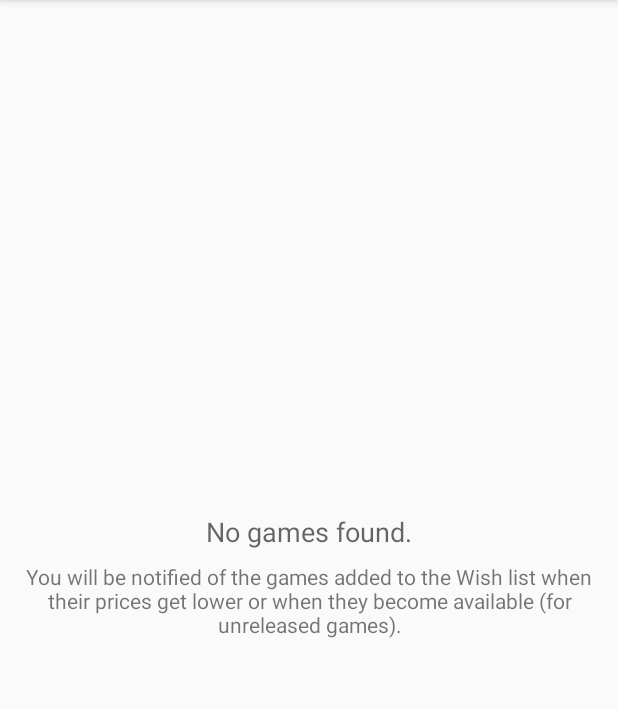
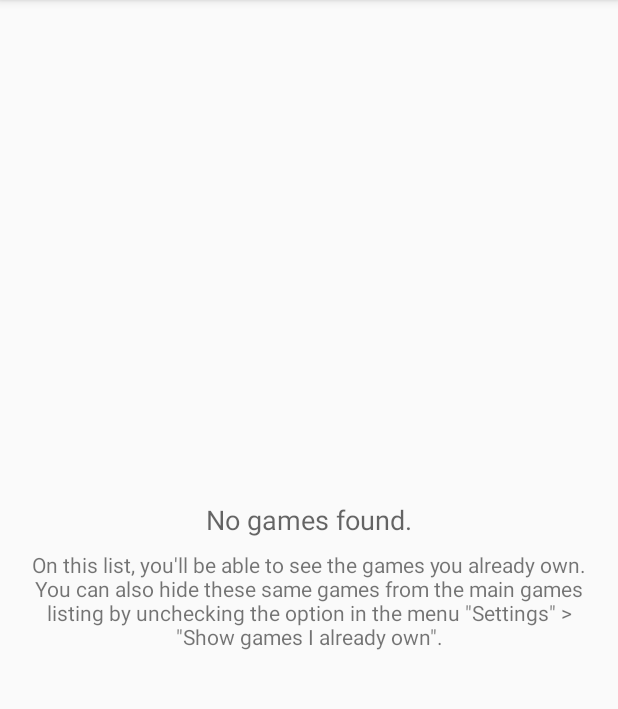
Before and after one commit to cd1/switchhub, an Android app: the fragment MyGamesFragment placed in its activity, on a phone screen of 412 x 824 dp, the part 84-793 px from its top. Run offline under Robolectric (Android 15) with nearby library versions, the phone set to English and light mode, and no system bars; our stand-ins replace Picasso, Room's generated code; pictures from the network do not load.

Commit message:
Use different suggestion for each list fragment when empty
The suggestion used for the three fragments was the same for all of
them, but it pnly made sense for WishListFragment.

Signed-off-by: Crístian Deives <cristiandeives@gmail.com>

```diff
--- a/app/src/main/java/com/gmail/cristiandeives/switchhub/HiddenGamesFragment.kt
+++ b/app/src/main/java/com/gmail/cristiandeives/switchhub/HiddenGamesFragment.kt
@@ -2,4 +2,6 @@ package com.gmail.cristiandeives.switchhub
 
 internal class HiddenGamesFragment : ListFragment() {
     override val gamesAdapter = HiddenGamesAdapter()
+
+    override fun noGamesSuggestion() = getString(R.string.hidden_games_no_games_suggestion)
 }
--- a/app/src/main/java/com/gmail/cristiandeives/switchhub/ListFragment.kt
+++ b/app/src/main/java/com/gmail/cristiandeives/switchhub/ListFragment.kt
@@ -45,6 +45,8 @@ internal abstract class ListFragment : Fragment() {
             layoutManager = gameLayoutManager
             adapter = gamesAdapter
         }
+
+        no_games_suggestion.text = noGamesSuggestion()
 
         setHasOptionsMenu(true)
 
@@ -121,6 +123,8 @@ internal abstract class ListFragment : Fragment() {
         return itemConsumed
     }
 
+    open fun noGamesSuggestion() = ""
+
     private fun changeSortCriteria(sortCriteria: SortCriteria) {
         viewModel.sortCriteria = sortCriteria
         shouldScrollToTop = true
--- a/app/src/main/java/com/gmail/cristiandeives/switchhub/MyGamesFragment.kt
+++ b/app/src/main/java/com/gmail/cristiandeives/switchhub/MyGamesFragment.kt
@@ -2,4 +2,6 @@ package com.gmail.cristiandeives.switchhub
 
 internal class MyGamesFragment : ListFragment() {
     override val gamesAdapter = MyGamesAdapter()
+
+    override fun noGamesSuggestion() = getString(R.string.my_games_no_games_suggestion)
 }
--- a/app/src/main/java/com/gmail/cristiandeives/switchhub/WishListFragment.kt
+++ b/app/src/main/java/com/gmail/cristiandeives/switchhub/WishListFragment.kt
@@ -2,4 +2,6 @@ package com.gmail.cristiandeives.switchhub
 
 internal class WishListFragment : ListFragment() {
     override val gamesAdapter = WishListAdapter()
+
+    override fun noGamesSuggestion() = getString(R.string.wish_list_no_games_suggestion)
 }
--- a/app/src/main/res/layout/fragment_list.xml
+++ b/app/src/main/res/layout/fragment_list.xml
@@ -39,7 +39,6 @@
             android:layout_height="wrap_content"
             android:layout_marginStart="@dimen/message_side_margin"
             android:layout_marginEnd="@dimen/message_side_margin"
-            android:text="@string/wish_list_no_games_suggestion"
             app:layout_constraintTop_toBottomOf="@id/no_games_message"
             app:layout_constraintRight_toRightOf="parent"
             app:layout_constraintBottom_toBottomOf="parent"
--- a/app/src/main/res/values/strings.xml
+++ b/app/src/main/res/values/strings.xml
@@ -43,5 +43,11 @@
     <string name="front_box_art_fullscreen_description">Game front box art in fullscreen</string>
 
     <!-- WishListFragment -->
-    <string name="wish_list_no_games_suggestion">You will be notified of the games added to the Wish list when their prices get lower or when they become available (for unreleased games).</string>
+    <string name="wish_list_no_games_suggestion">You will be notified of the games added to this list when their prices get lower or when they become available (for unreleased games).</string>
+
+    <!-- MyGamesFragment -->
+    <string name="my_games_no_games_suggestion">On this list, you\'ll be able to see the games you already own. You can also hide these same games from the main games listing by unchecking the option in the menu \"Settings\" > \"Show games I already own\".</string>
+
+    <!-- HiddenGamesFragment -->
+    <string name="hidden_games_no_games_suggestion">The games added to this list won\'t be shown on the main games listing.</string>
 </resources>
```
Also changed, not shown: 1 other file.
